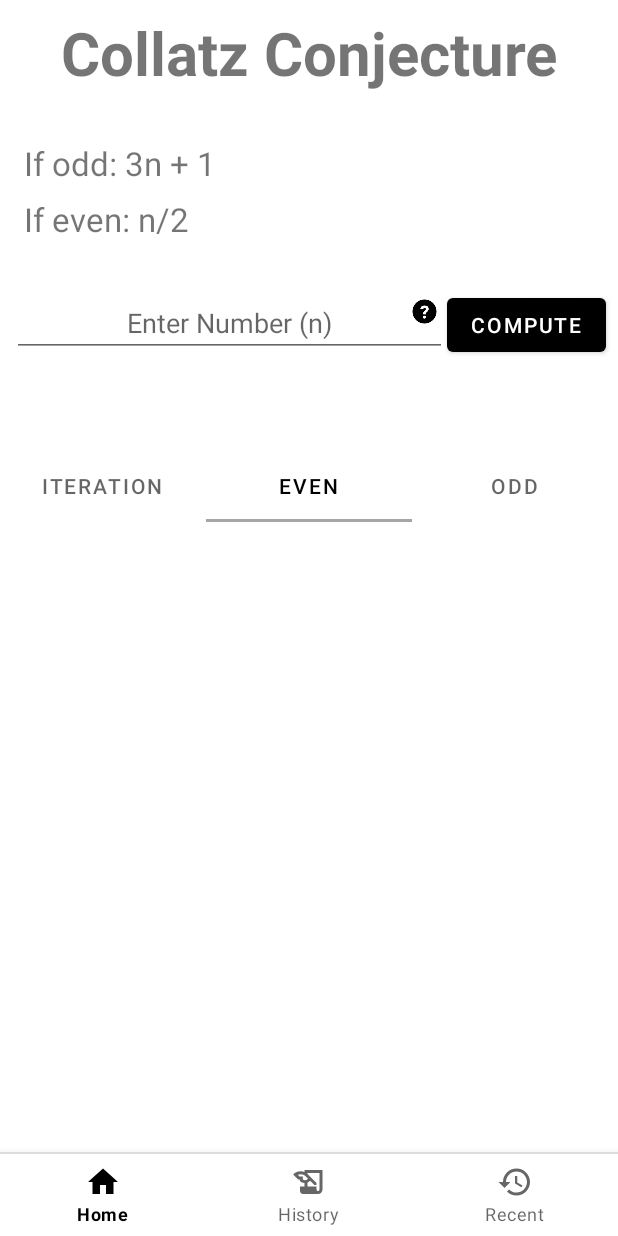
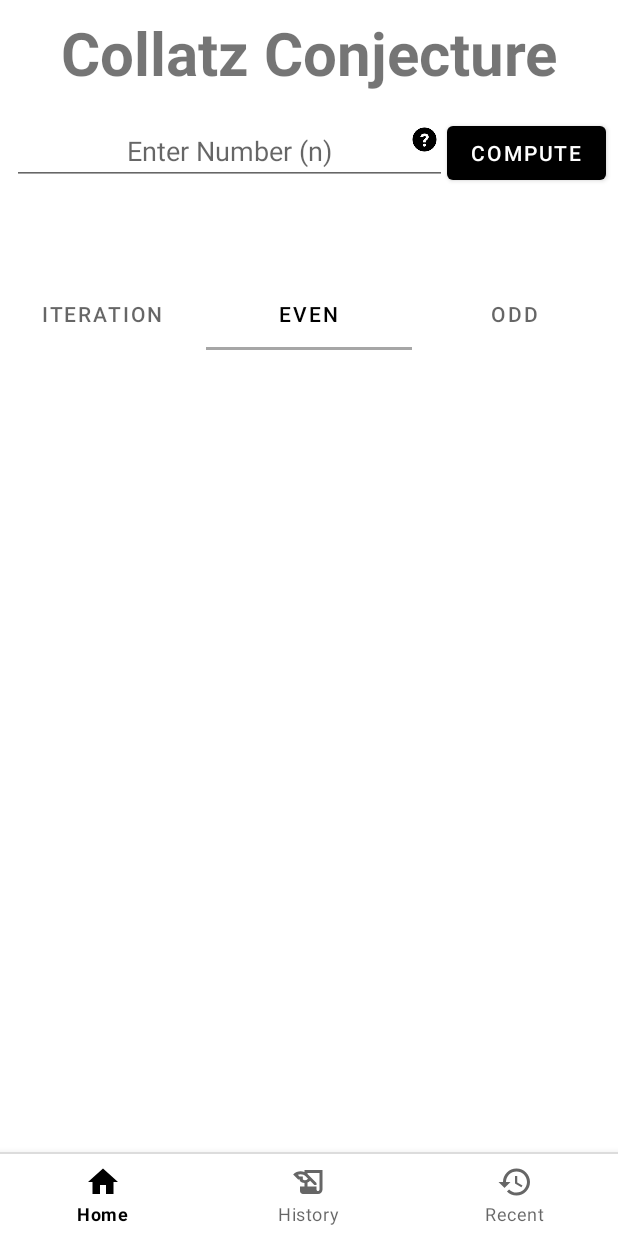
Before and after one commit to ErickSorto/Collatz-Calculator, an Android app: the screen it shows after launch (MainActivity), tab 2 chosen, on a phone screen of 412 x 824 dp. Run offline under Robolectric (Android 15) with nearby library versions, the phone set to English and light mode, and no system bars.

Commit message:
Implemented CollatzViewModel.java

```diff
--- a/app/src/main/java/com/example/collatzcalc/CollatzAdapter.java
+++ b/app/src/main/java/com/example/collatzcalc/CollatzAdapter.java
@@ -12,11 +12,15 @@ import com.google.android.material.tabs.TabLayout;
 
 import java.math.BigInteger;
 import java.util.ArrayList;
+import java.util.List;
 
 public class CollatzAdapter extends RecyclerView.Adapter<CollatzAdapter.ViewHolder> {
 
-    ArrayList<BigInteger> list;
-    ArrayList<Long> primeList;
+    ArrayList<BigInteger> list = new ArrayList<BigInteger>();
+    List<Long> primeList;
+
+    public CollatzAdapter() {
+    }
 
     public CollatzAdapter(ArrayList<BigInteger> list, ArrayList<Long> primeList) {
         this.list = list;
--- /dev/null
+++ b/app/src/main/java/com/example/collatzcalc/CollatzViewModel.java
@@ -0,0 +1,15 @@
+package com.example.collatzcalc;
+
+import androidx.lifecycle.MutableLiveData;
+import androidx.lifecycle.ViewModel;
+
+import java.math.BigInteger;
+import java.util.ArrayList;
+import java.util.List;
+
+public class CollatzViewModel extends ViewModel {
+    private MutableLiveData<ArrayList<BigInteger>> collatz = new MutableLiveData();
+    public MutableLiveData<ArrayList<BigInteger>> getCollatz(){
+        return collatz;
+    }
+}
--- a/app/src/main/java/com/example/collatzcalc/EvenFragment.java
+++ b/app/src/main/java/com/example/collatzcalc/EvenFragment.java
@@ -1,12 +1,11 @@
 package com.example.collatzcalc;
 
-import android.app.FragmentManager;
-import android.content.Intent;
-import android.os.Build;
+
 import android.os.Bundle;
 
 import androidx.fragment.app.Fragment;
-import androidx.fragment.app.FragmentTransaction;
+
+import androidx.lifecycle.ViewModelProvider;
 import androidx.recyclerview.widget.LinearLayoutManager;
 import androidx.recyclerview.widget.RecyclerView;
 
@@ -14,6 +13,7 @@ import android.util.Log;
 import android.view.LayoutInflater;
 import android.view.View;
 import android.view.ViewGroup;
+
 
 import java.math.BigInteger;
 import java.util.ArrayList;
@@ -25,14 +25,13 @@ import java.util.ArrayList;
  */
 public class EvenFragment extends Fragment {
 
-    // TODO: Rename parameter arguments, choose names that match
-    // the fragment initialization parameters, e.g. ARG_ITEM_NUMBER
-    private static final String ARG_PARAM1 = "param1";
-    private static final String ARG_PARAM2 = "param2";
 
-    // TODO: Rename and change types of parameters
-    private String mParam1;
-    private String mParam2;
+    CollatzViewModel collatzViewModel;
+    private RecyclerView mRecyclerView;
+    private RecyclerView.LayoutManager mLayoutManager;
+    private RecyclerView.Adapter mAdapter;
+
+
 
     private View evenFragment;
 
@@ -41,15 +40,7 @@ public class EvenFragment extends Fragment {
 
     }
 
-    /**
-     * Use this factory method to create a new instance of
-     * this fragment using the provided parameters.
-     *
-     * @param param1 Parameter 1.
-     * @param param2 Parameter 2.
-     * @return A new instance of fragment EvenFragment.
-     */
-    // TODO: Rename and change types and number of parameters
+
     public static EvenFragment newInstance() {
         EvenFragment fragment = new EvenFragment();
         Bundle args = new Bundle();
@@ -61,10 +52,7 @@ public class EvenFragment extends Fragment {
     @Override
     public void onCreate(Bundle savedInstanceState) {
         super.onCreate(savedInstanceState);
-        if (getArguments() != null) {
-            mParam1 = getArguments().getString(ARG_PARAM1);
-            mParam2 = getArguments().getString(ARG_PARAM2);
-        }
+
     }
 
     @Override
@@ -72,11 +60,22 @@ public class EvenFragment extends Fragment {
                              Bundle savedInstanceState) {
         // Inflate the layout for this fragment
         evenFragment = inflater.inflate(R.layout.fragment_even, container, false);
+        collatzViewModel = new ViewModelProvider(getActivity()).get(CollatzViewModel.class);
+
+        mRecyclerView = (RecyclerView) evenFragment .findViewById(R.id.recycler_view_even);
+        mRecyclerView.setHasFixedSize(false);
+        mLayoutManager = new LinearLayoutManager(getActivity());
+        mAdapter = new CollatzAdapter();
+        mRecyclerView.setLayoutManager(mLayoutManager);
 
 
+        collatzViewModel.getCollatz().observe(getViewLifecycleOwner(),(list)->{
+            mAdapter = new CollatzAdapter(list);
+            mAdapter.notifyDataSetChanged();
 
+        });
 
-        Log.v("chickemn","It works");
+        mRecyclerView.setAdapter(mAdapter);
         return evenFragment;
     }
 
--- a/app/src/main/java/com/example/collatzcalc/FragmentAdapterRecycler.java
+++ b/app/src/main/java/com/example/collatzcalc/FragmentAdapterRecycler.java
@@ -14,10 +14,12 @@ import java.math.BigInteger;
 
 public class FragmentAdapterRecycler extends FragmentStateAdapter {
 
-    private View myFragment;
+
+
 
     public FragmentAdapterRecycler(@NonNull FragmentManager fragmentManager, @NonNull Lifecycle lifecycle) {
         super(fragmentManager, lifecycle);
+
     }
 
     @NonNull
@@ -30,7 +32,9 @@ public class FragmentAdapterRecycler extends FragmentStateAdapter {
                 return new OddFragment();
 
         }
+
         return new IterationFragment();
+
     }
 
     @Override
--- a/app/src/main/java/com/example/collatzcalc/HomeFragment.java
+++ b/app/src/main/java/com/example/collatzcalc/HomeFragment.java
@@ -1,6 +1,5 @@
 package com.example.collatzcalc;
 
-import android.content.Intent;
 import android.os.Bundle;
 import android.util.Log;
 import android.view.LayoutInflater;
@@ -14,60 +13,56 @@ import androidx.annotation.NonNull;
 import androidx.annotation.Nullable;
 import androidx.fragment.app.Fragment;
 import androidx.fragment.app.FragmentManager;
-import androidx.fragment.app.FragmentTransaction;
+import androidx.lifecycle.ViewModel;
+import androidx.lifecycle.ViewModelProvider;
 import androidx.recyclerview.widget.LinearLayoutManager;
 import androidx.recyclerview.widget.RecyclerView;
 import androidx.viewpager2.widget.ViewPager2;
 
-import com.example.collatzcalc.R;
 import com.google.android.material.tabs.TabLayout;
 
-import org.w3c.dom.Text;
-
-import java.io.Serializable;
 import java.math.BigInteger;
 import java.util.ArrayList;
-import java.util.List;
 
-public class HomeFragment  extends Fragment {
+public class HomeFragment extends Fragment {
     private BigInteger collatzNum;
     private CollatzCalculator collatz;
     boolean isChosen = false;
     boolean tabLoaded1 = false;
-    boolean tabLoaded2= false;
+    boolean tabLoaded2 = false;
     boolean tabLoaded3 = false;
+
 
     View myFragment;
     TabLayout tabLayout;
     ViewPager2 pager2;
     FragmentAdapterRecycler adapter;
 
-    private RecyclerView mRecyclerView;
-    private RecyclerView.LayoutManager mLayoutManager;
-    private RecyclerView.Adapter mAdapter;
     private TextView calc;
+    CollatzViewModel collatzViewModel;
 
     @Nullable
     @Override
     public View onCreateView(@NonNull LayoutInflater inflater, @Nullable ViewGroup container, @Nullable Bundle savedInstanceState) {
         myFragment = inflater.inflate(R.layout.fragment_home, container, false);
+        collatzViewModel = new ViewModelProvider(getActivity()).get(CollatzViewModel.class);
+
+
+
         tabLayout = myFragment.findViewById(R.id.tab_layout);
         pager2 = myFragment.findViewById(R.id.view_pager2);
         Button calculate = myFragment.findViewById(R.id.calculate_button);
 
-
         FragmentManager fm = getFragmentManager();
         adapter = new FragmentAdapterRecycler(fm, getLifecycle());
         pager2.setAdapter(adapter);
-
-
 
         calculate.setOnClickListener(new View.OnClickListener() {
             @Override
             public void onClick(View v) {
 
 
-                TextView calc = (TextView) myFragment.findViewById(R.id.chicken);
+                TextView calc = (TextView) myFragment.findViewById(R.id.numDisplay);
 
                 collatzNum = getCollatz();
 
@@ -80,21 +75,24 @@ public class HomeFragment  extends Fragment {
                     collatz = new CollatzCalculator(new BigInteger(collatzNum.toString()));
                     ArrayList<BigInteger> collatzList = collatz.createCollatzList();
 
-
-
                     tabLayout.setVisibility(View.VISIBLE);
                     pager2.setVisibility(View.VISIBLE);
                     FragmentManager fm = getFragmentManager();
                     adapter = new FragmentAdapterRecycler(fm, getLifecycle());
                     pager2.setAdapter(adapter);
 
-
-
                 }
 
+            }
+        });
 
+        pager2.registerOnPageChangeCallback(new ViewPager2.OnPageChangeCallback() {
+            @Override
+            public void onPageSelected(int position) {
 
-
+                calc = (TextView) myFragment.findViewById(R.id.numDisplay);
+                fillFragment(pager2.getCurrentItem());
+                tabLayout.selectTab(tabLayout.getTabAt(position));
             }
         });
 
@@ -103,31 +101,13 @@ public class HomeFragment  extends Fragment {
             public void onTabSelected(TabLayout.Tab tab) {
 
                 pager2.setCurrentItem(tab.getPosition());
-
-
             }
 
             @Override
-            public void onTabUnselected(TabLayout.Tab tab) {
-
-            }
+            public void onTabUnselected(TabLayout.Tab tab) { }
 
             @Override
-            public void onTabReselected(TabLayout.Tab tab) {
-
-            }
-        });
-
-
-        pager2.registerOnPageChangeCallback(new ViewPager2.OnPageChangeCallback() {
-            @Override
-            public void onPageSelected(int position) {
-                calc = (TextView) myFragment.findViewById(R.id.chicken);
-                tabLayout.selectTab(tabLayout.getTabAt(position));
-                fillFragment(position);
-
-
-            }
+            public void onTabReselected(TabLayout.Tab tab) { }
         });
 
 
@@ -137,7 +117,7 @@ public class HomeFragment  extends Fragment {
     public BigInteger getCollatz() {
 
         EditText inputNum = (EditText) myFragment.findViewById(R.id.input_edit_text);
-        if (inputNum.getText().toString().equals("") || inputNum.getText().toString().equals("0")||inputNum.getText().toString().equals("1")) {
+        if (inputNum.getText().toString().equals("") || inputNum.getText().toString().equals("0") || inputNum.getText().toString().equals("1")) {
             isChosen = false;
             return new BigInteger("0");
         } else {
@@ -149,71 +129,39 @@ public class HomeFragment  extends Fragment {
     }
 
 
+    public void fillFragment(int position) {
 
-    public void fillFragment(int position){
-
-        if (position== 0 && isChosen){
+        if (position == 0 && isChosen) {
             String iterations = "Total Iterations: " + collatz.getIterationTotal();
             calc.setText(iterations);
-            if(tabLoaded1 == false){
-                mRecyclerView = (RecyclerView) myFragment.findViewById(R.id.recycler_view);
-                mRecyclerView.setHasFixedSize(false);
-                mLayoutManager = new LinearLayoutManager(getActivity());
-
-
-                mAdapter = new CollatzAdapter(collatz.getCollatzList());
-                mRecyclerView.setLayoutManager(mLayoutManager);
-                mRecyclerView.setAdapter(mAdapter);
+            if (tabLoaded1 == false) {
+                collatzViewModel.getCollatz().setValue(collatz.getCollatzList());
+                Log.v("sd",collatz.getCollatzList().toString());
                 tabLoaded1 = true;
             }
         }
-        else if(position == 1 && isChosen) {
+        if (position == 1 && isChosen) {
             String evenTotal = "Total Even: " + collatz.getEvenTotal();
             calc.setText(evenTotal);
 
-            if (tabLoaded2 == false){
-                mRecyclerView = (RecyclerView) myFragment.findViewById(R.id.recycler_view_even);
-                mRecyclerView.setHasFixedSize(false);
-                mLayoutManager = new LinearLayoutManager(getActivity());
+            if (tabLoaded2 == false) {
 
+                collatzViewModel.getCollatz().setValue(collatz.getEvenList());
+                tabLoaded2 = true;
+            }
 
-                mAdapter = new CollatzAdapter(collatz.getEvenList());
-                mRecyclerView.setLayoutManager(mLayoutManager);
-                mRecyclerView.setAdapter(mAdapter);}
-            tabLoaded2 = true;
         }
-        else if( position == 2 && isChosen ){
+        if (position == 2 && isChosen) {
             String oddTotal = "Total Odd: " + collatz.getOddTotal();
             calc.setText(oddTotal);
-            if(tabLoaded3 == false){
-                mRecyclerView = (RecyclerView) myFragment.findViewById(R.id.recycler_view_odd);
-                mRecyclerView.setHasFixedSize(false);
-                mLayoutManager = new LinearLayoutManager(getActivity());
+            if (tabLoaded3 == false) {
+                collatzViewModel.getCollatz().setValue(collatz.getOddList());
+                tabLoaded3 = true;
+            }
 
-
-                mAdapter = new CollatzAdapter(collatz.getOddList());
-                mRecyclerView.setLayoutManager(mLayoutManager);
-                mRecyclerView.setAdapter(mAdapter);}
-            tabLoaded3 = true;
         }
-
 
 
     }
 
-
-
-
-
-
-
-
-
-
-
-
-
-
-
-
 }
--- a/app/src/main/java/com/example/collatzcalc/IterationFragment.java
+++ b/app/src/main/java/com/example/collatzcalc/IterationFragment.java
@@ -4,6 +4,8 @@ import android.content.Intent;
 import android.os.Bundle;
 
 import androidx.fragment.app.Fragment;
+import androidx.lifecycle.LifecycleOwner;
+import androidx.lifecycle.ViewModelProvider;
 import androidx.recyclerview.widget.LinearLayoutManager;
 import androidx.recyclerview.widget.RecyclerView;
 
@@ -28,11 +30,15 @@ public class IterationFragment extends Fragment {
     // the fragment initialization parameters, e.g. ARG_ITEM_NUMBER
     private static final String ARG_PARAM1 = "param1";
     private static final String ARG_PARAM2 = "param2";
+    private RecyclerView mRecyclerView;
+    private RecyclerView.LayoutManager mLayoutManager;
+    private RecyclerView.Adapter mAdapter;
+
 
     // TODO: Rename and change types of parameters
     private String mParam1;
     private String mParam2;
-
+    CollatzViewModel collatzViewModel;
     private View iterationFragment;
 
     public IterationFragment() {
@@ -70,8 +76,19 @@ public class IterationFragment extends Fragment {
     public View onCreateView(LayoutInflater inflater, ViewGroup container,
                              Bundle savedInstanceState) {
         iterationFragment = inflater.inflate(R.layout.fragment_iteration, container, false);
+        collatzViewModel = new ViewModelProvider(getActivity()).get(CollatzViewModel.class);
+        mRecyclerView = (RecyclerView) iterationFragment.findViewById(R.id.recycler_view);
+        mRecyclerView.setHasFixedSize(false);
+        mLayoutManager = new LinearLayoutManager(getActivity());
+        mAdapter = new CollatzAdapter();
+        mRecyclerView.setLayoutManager(mLayoutManager);
 
-
+        collatzViewModel.getCollatz().observe(getViewLifecycleOwner(),(list)->{
+            mAdapter = new CollatzAdapter(list);
+            mAdapter.notifyDataSetChanged();
+            Log.v("InOnCreate", list.toString());
+        });
+        mRecyclerView.setAdapter(mAdapter);
 
         return iterationFragment;
     }
--- a/app/src/main/java/com/example/collatzcalc/OddFragment.java
+++ b/app/src/main/java/com/example/collatzcalc/OddFragment.java
@@ -4,6 +4,8 @@ import android.content.Intent;
 import android.os.Bundle;
 
 import androidx.fragment.app.Fragment;
+import androidx.lifecycle.LifecycleOwner;
+import androidx.lifecycle.ViewModelProvider;
 import androidx.recyclerview.widget.LinearLayoutManager;
 import androidx.recyclerview.widget.RecyclerView;
 
@@ -16,7 +18,10 @@ import java.util.ArrayList;
 
 
 public class OddFragment extends Fragment {
-
+    CollatzViewModel collatzViewModel;
+    private RecyclerView mRecyclerView;
+    private RecyclerView.LayoutManager mLayoutManager;
+    private RecyclerView.Adapter mAdapter;
 
 
     // TODO: Rename and change types of parameters
@@ -47,7 +52,21 @@ public class OddFragment extends Fragment {
 
 
         oddFragment = inflater.inflate(R.layout.fragment_odd, container, false);
+        collatzViewModel = new ViewModelProvider(getActivity()).get(CollatzViewModel.class);
 
+        mRecyclerView = (RecyclerView) oddFragment.findViewById(R.id.recycler_view_odd);
+        mRecyclerView.setHasFixedSize(false);
+        mLayoutManager = new LinearLayoutManager(getActivity());
+        mAdapter = new CollatzAdapter();
+        mRecyclerView.setLayoutManager(mLayoutManager);
+
+
+        collatzViewModel.getCollatz().observe(getViewLifecycleOwner(),(list)->{
+            mAdapter = new CollatzAdapter(list);
+            mAdapter.notifyDataSetChanged();
+        });
+
+        mRecyclerView.setAdapter(mAdapter);
         return oddFragment;
     }
 
--- a/app/src/main/res/layout/fragment_home.xml
+++ b/app/src/main/res/layout/fragment_home.xml
@@ -16,22 +16,9 @@
         android:layout_marginTop="8dp"
         android:maxLines="1"
         android:text="Collatz Conjecture"/>
-    <TextView
-        android:layout_width="match_parent"
-        android:layout_height="wrap_content"
-        android:layout_marginTop="32dp"
-        android:layout_marginLeft="16dp"
-        android:text="If odd: 3n + 1"
-        android:textSize="10pt"/>
-    <TextView
-        android:layout_width="match_parent"
-        android:layout_height="wrap_content"
-        android:layout_marginTop="8dp"
-        android:layout_marginLeft="16dp"
-        android:text="If even: n/2"
-        android:textSize="10pt"/>
+
     <LinearLayout
-        android:layout_marginTop="32dp"
+        android:layout_marginTop="16dp"
         android:layout_width="match_parent"
         android:layout_height="wrap_content"
         android:orientation="horizontal"
@@ -70,13 +57,15 @@
             android:layout_height="wrap_content"
             android:layout_marginBottom="8dp"
             android:text="Compute"
+            android:textColor="@color/white"
+
             android:layout_marginRight="8dp"/>
     </LinearLayout>
 
 
 
     <TextView
-        android:id="@+id/chicken"
+        android:id="@+id/numDisplay"
         android:layout_width="wrap_content"
         android:layout_height="wrap_content"
         android:layout_gravity="center"
--- a/app/src/main/res/layout/fragment_recent.xml
+++ b/app/src/main/res/layout/fragment_recent.xml
@@ -76,7 +76,7 @@
 
 
     <TextView
-        android:id="@+id/chicken"
+        android:id="@+id/numDisplay"
         android:layout_width="wrap_content"
         android:layout_height="wrap_content"
         android:text=""
```
